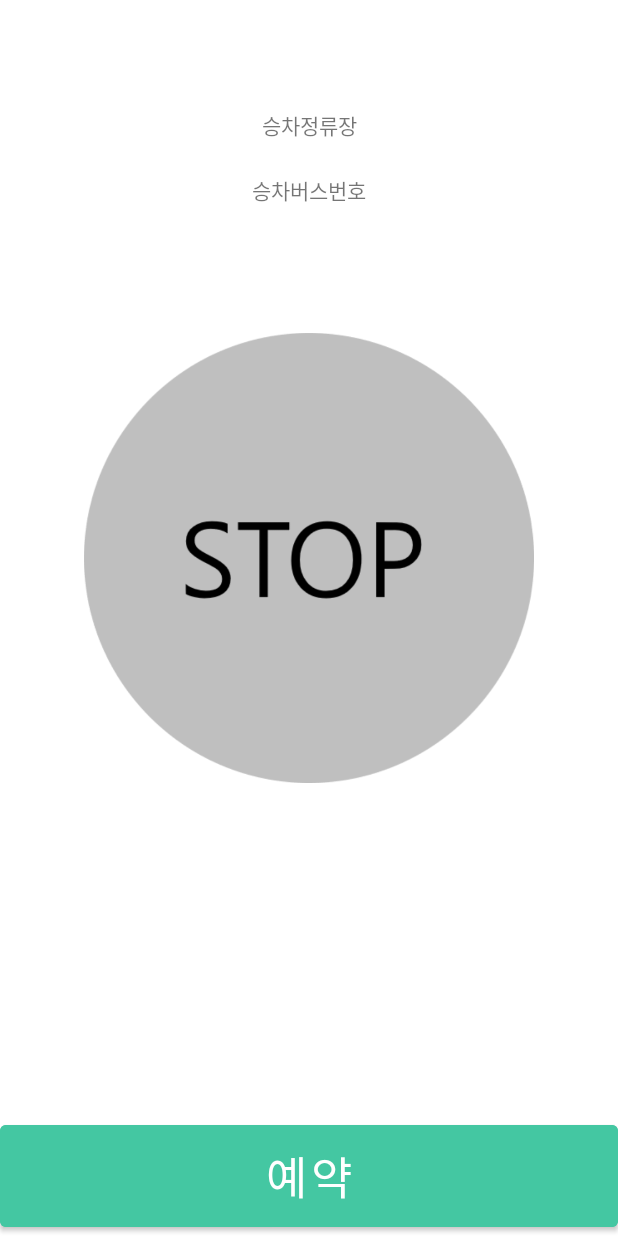
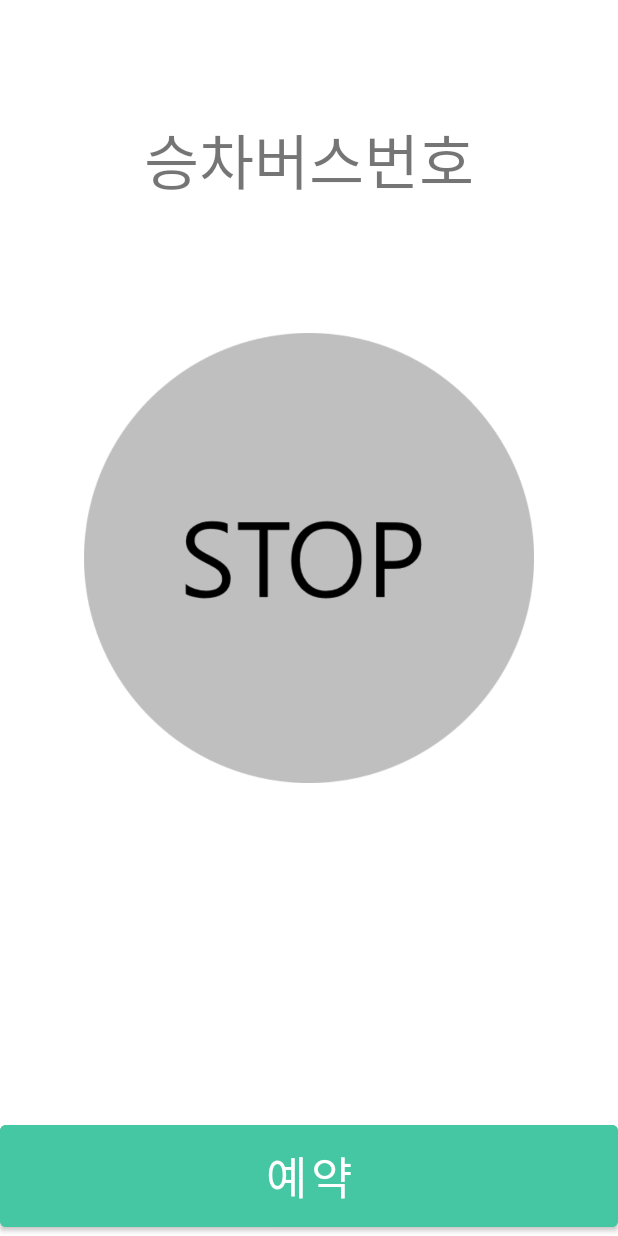
Before and after one commit to SmartStopBell/StopBell, an Android app: the screen it shows after launch (MainActivity), on a phone screen of 412 x 824 dp. Run offline under Robolectric (Android 15) with nearby library versions, the phone set to English and light mode, and no system bars; our stand-ins replace Firebase (no records; nobody signed in at launch, a user with empty details on screens opened directly).

Commit message:
예약&취소, DB에서 데이터 가져오기, xml 수정

```diff
--- a/app/src/main/java/com/example/smartstopbellproject/MainActivity.java
+++ b/app/src/main/java/com/example/smartstopbellproject/MainActivity.java
@@ -1,42 +1,80 @@
 package com.example.smartstopbellproject;
 
+import androidx.annotation.NonNull;
 import androidx.appcompat.app.AlertDialog;
 import androidx.appcompat.app.AppCompatActivity;
 
 import android.app.Dialog;
 import android.content.Intent;
 import android.os.Bundle;
+import android.util.Log;
 import android.view.View;
 import android.widget.Button;
 import android.widget.ImageButton;
 import android.widget.ImageView;
 import android.widget.TextView;
 
+import com.google.firebase.database.DataSnapshot;
+import com.google.firebase.database.DatabaseError;
+import com.google.firebase.database.DatabaseReference;
+import com.google.firebase.database.FirebaseDatabase;
+import com.google.firebase.database.ValueEventListener;
+
 public class MainActivity extends AppCompatActivity {
+
+    FirebaseDatabase firebaseDatabase = FirebaseDatabase.getInstance();
+    DatabaseReference databaseReference = firebaseDatabase.getReference();
+    TextView getonBus;
+    Button rezbtn;
 
     @Override
     protected void onCreate(Bundle savedInstanceState) {
         super.onCreate(savedInstanceState);
         setContentView(R.layout.activity_main);
 
-        Button rezbtn = findViewById(R.id.rezbtn);
 
-        /*
-        if(카드 태그됨) {
-            CustomDialog.getInstance(this).dismiss();
-        } else {
-            CustomDialog.getInstance(this).showDefaultDialog();
-        }
-        */
+        rezbtn = findViewById(R.id.rezbtn);
+        getonBus = findViewById(R.id.getonBus);
 
-        //RouteActivity에서 값 가져오기
-        try {
-            Intent intent = getIntent();
-            String route = intent.getExtras().getString("route"); //선택한 목적지 가져옴
-            rezbtn.setText(route);
-        }catch (Exception e){
-            //ignore
-        }
+
+        //CustomDialog.getInstance(this).showDefaultDialog();
+
+
+        //승차 버스번호 출력
+        databaseReference.child("bus").child("_bus").addValueEventListener(new ValueEventListener() {
+            @Override
+            public void onDataChange(@NonNull DataSnapshot snapshot) {
+                for (DataSnapshot dataSnapshot : snapshot.getChildren()){
+                    String busNum = dataSnapshot.getKey();
+                    getonBus.setText(busNum);
+                }
+            }
+            @Override
+            public void onCancelled(@NonNull DatabaseError error) {
+            }
+        });
+
+        DatabaseReference reserve = firebaseDatabase.getReference("reserve");
+
+            databaseReference.child("reserve").addValueEventListener(new ValueEventListener() {
+                @Override
+                public void onDataChange(@NonNull DataSnapshot snapshot) {
+                    if (snapshot.child("stopname").getValue(String.class)!=null){
+                        String goalStop = snapshot.child("stopname").getValue(String.class);
+                        rezbtn.setText(goalStop);
+
+                    }else {
+                        rezbtn.setText("예약");
+                    }
+                }
+                @Override
+                public void onCancelled(@NonNull DatabaseError error) {
+                }
+            });
+
+
+
+
 
 
         //하차벨 클릭 시
--- a/app/src/main/res/layout/activity_main.xml
+++ b/app/src/main/res/layout/activity_main.xml
@@ -10,12 +10,14 @@
         android:id="@+id/rezbtn"
         android:text="예약"
         android:textSize="30dp"
-        android:layout_width="0dp"
+        android:layout_width="match_parent"
         android:layout_height="80dp"
         android:backgroundTint="@color/mint"
+        app:layout_constraintVertical_bias="1"
+        app:layout_constraintTop_toTopOf="parent"
         app:layout_constraintBottom_toBottomOf="parent"
-        app:layout_constraintEnd_toEndOf="parent"
-        app:layout_constraintStart_toStartOf="parent" />
+        app:layout_constraintLeft_toLeftOf="parent"
+        app:layout_constraintRight_toRightOf="parent" />
     <!--    <ImageView-->
     <!--        android:layout_width="wrap_content"-->
     <!--        android:layout_height="wrap_content"-->
@@ -37,25 +39,17 @@
         app:layout_constraintStart_toStartOf="parent"
         app:layout_constraintTop_toTopOf="parent" />
 
+
     <TextView
-        android:id="@+id/getonbusstop"
+        android:id="@+id/getonBus"
         android:layout_width="wrap_content"
         android:layout_height="wrap_content"
-        android:text="승차정류장"
-        app:layout_constraintBottom_toTopOf="@+id/rezbtn"
-        app:layout_constraintEnd_toEndOf="parent"
-        app:layout_constraintStart_toStartOf="parent"
+        android:text="승차버스번호"
+        android:textSize="40dp"
+        app:layout_constraintVertical_bias="0.1"
         app:layout_constraintTop_toTopOf="parent"
-        app:layout_constraintVertical_bias="0.101" />
-
-    <TextView
-        android:id="@+id/getonbus"
-        android:layout_width="wrap_content"
-        android:layout_height="wrap_content"
-        android:layout_marginTop="116dp"
-        android:text="승차버스번호"
-        app:layout_constraintEnd_toEndOf="parent"
-        app:layout_constraintStart_toStartOf="parent"
-        app:layout_constraintTop_toTopOf="parent" />
+        app:layout_constraintBottom_toBottomOf="parent"
+        app:layout_constraintLeft_toLeftOf="parent"
+        app:layout_constraintRight_toRightOf="parent"/>
 
 </androidx.constraintlayout.widget.ConstraintLayout>
--- a/app/src/main/res/layout/activity_route.xml
+++ b/app/src/main/res/layout/activity_route.xml
@@ -29,7 +29,7 @@
             app:layout_constraintHorizontal_bias="0.04"/>
         <TextView
             android:id="@+id/busNum"
-            android:text="버스 번호"
+            android:text="승차 버스번호"
             android:textSize="20dp"
             android:textColor="@color/white"
             android:layout_width="wrap_content"
```
Also changed, not shown: app/src/main/java/com/example/smartstopbellproject/ListViewAdapter.java (+22 -6 lines), app/src/main/java/com/example/smartstopbellproject/ListViewItem.java (+22 -13 lines), app/src/main/java/com/example/smartstopbellproject/RouteActivity.java (+41 -25 lines).
